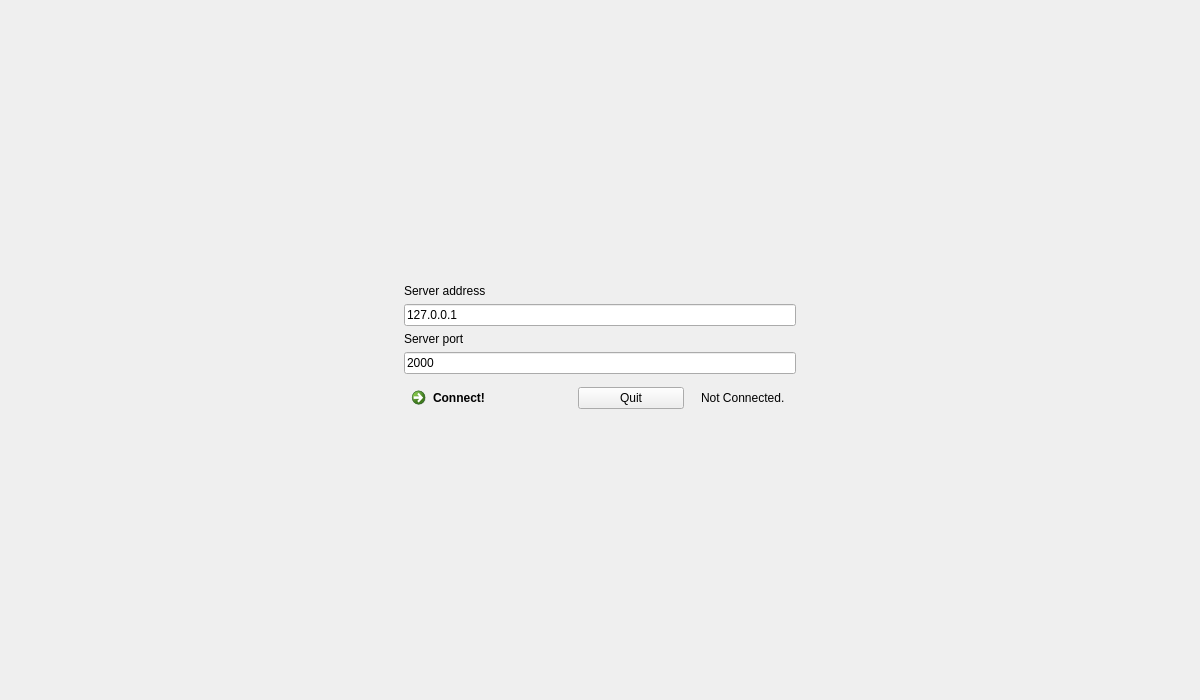
The window that src/TFClient/frame.ui (Perdex/OmikronBlast) describes before a commit, drawn with Qt 5.
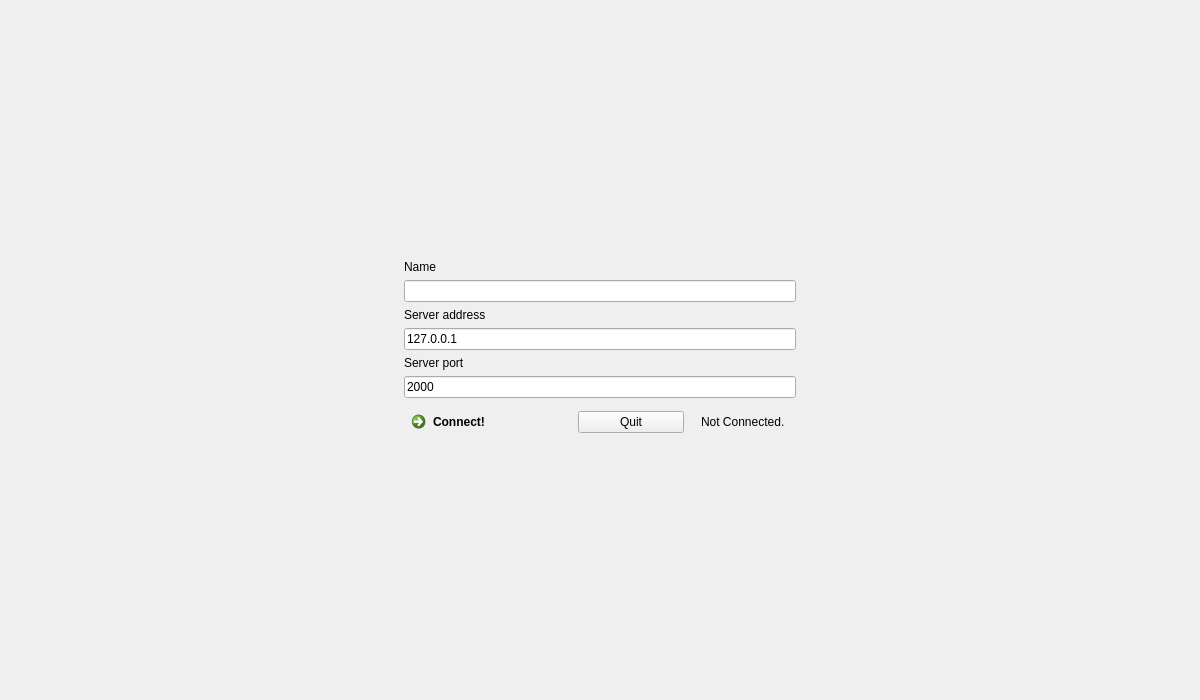
The same window after the commit. The open tabs and pages were chosen to show the change. Custom widgets are drawn as their Qt base class.

```diff
--- a/src/TFClient/frame.ui
+++ b/src/TFClient/frame.ui
@@ -115,6 +115,16 @@
           <property name="leftMargin">
            <number>0</number>
           </property>
+          <item>
+           <widget class="QLabel" name="label_3">
+            <property name="text">
+             <string>Name</string>
+            </property>
+           </widget>
+          </item>
+          <item>
+           <widget class="QLineEdit" name="s_name"/>
+          </item>
           <item>
            <widget class="QLabel" name="label">
             <property name="text">
```
Left out of the diff: 2 changed lines with no effect on the pictures.
